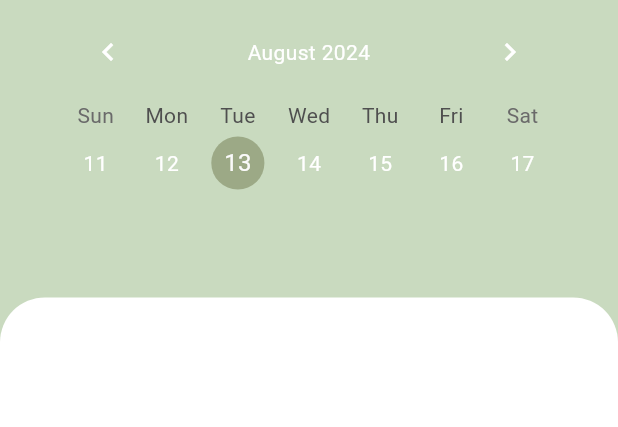
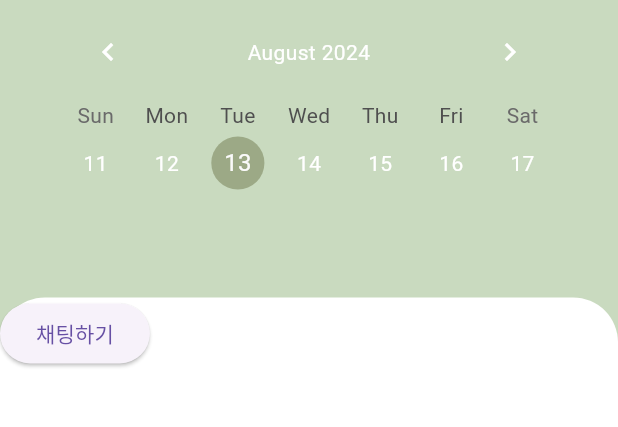
Before and after one commit to minhong1126/AIary, a Flutter app: the screen it shows after launch, on a phone screen of 412 x 824 dp, the part 80-507 px from its top. Run offline on Flutter 3.47's test engine with Material 3 defaults, Android fonts, the phone set to English and light mode, and no system bars; drawn by our look-alikes of table_calendar.

Commit message:
home - 채팅화면 이동 버튼 추가

```diff
--- a/lib/main.dart
+++ b/lib/main.dart
@@ -16,7 +16,7 @@
     return MaterialApp(initialRoute: '/', title: 'AIary', routes: {
       '/': (context) => const LogoScreen(),
       '/home': (context) => const Home(),
-      '/Chat': (context) => const Chat(),
+      '/chat': (context) => const Chat(),
     });
   }
 }
--- a/lib/pages/home.dart
+++ b/lib/pages/home.dart
@@ -1,6 +1,7 @@
 import 'package:flutter/material.dart';
 import 'package:aiary/theme/color.dart';
 import 'package:table_calendar/table_calendar.dart';
+import 'package:aiary/pages/chat.dart';
 
 final DraggableScrollableController sheetController =
     DraggableScrollableController();
@@ -105,7 +106,6 @@ class ScrollBottomWidgetState extends State<ScrollBottomWidget> {
         initialChildSize: 0.9,
         minChildSize: 0.1,
         maxChildSize: 1.0,
-        expand: false,
         builder: (BuildContext context, ScrollController scrollController) {
           return Container(
             decoration: const BoxDecoration(
@@ -115,11 +115,19 @@ class ScrollBottomWidgetState extends State<ScrollBottomWidget> {
                 topRight: Radius.circular(30),
               ),
             ),
-            child: Stack(
+            child: Column(
+              crossAxisAlignment: CrossAxisAlignment.start,
               children: [
-                Container(
-                    // child: scrollController,
-                    )
+                ElevatedButton(
+                    onPressed: () {
+                      setState(() {
+                        Navigator.push(
+                            context,
+                            MaterialPageRoute(
+                                builder: (context) => const Chat()));
+                      });
+                    },
+                    child: Text('채팅하기'))
               ],
             ),
           );
```
